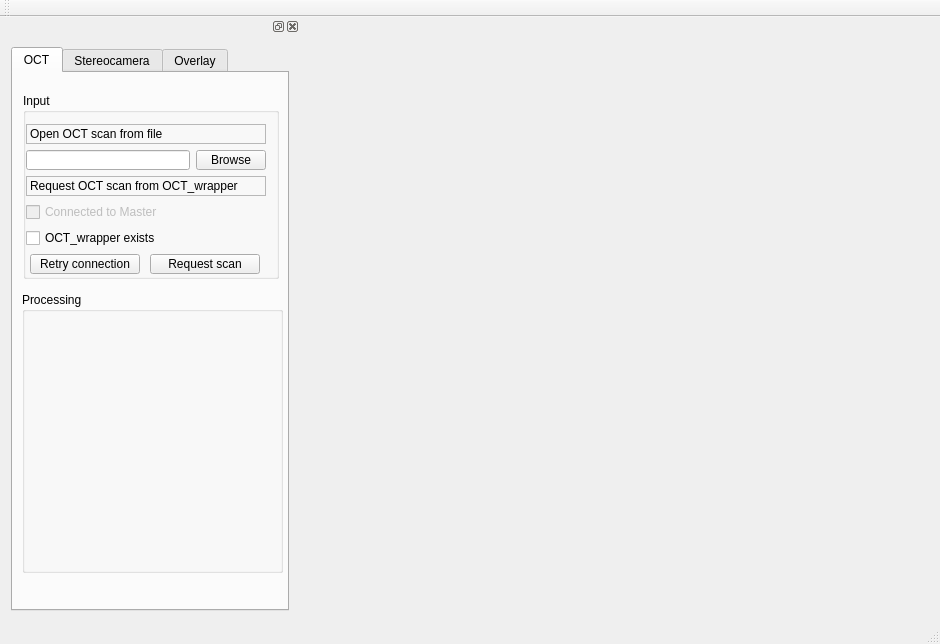
This is form.ui in 1danielcoelho/OCT_overlay as Qt 5 draws it before an edit. The edited form follows.
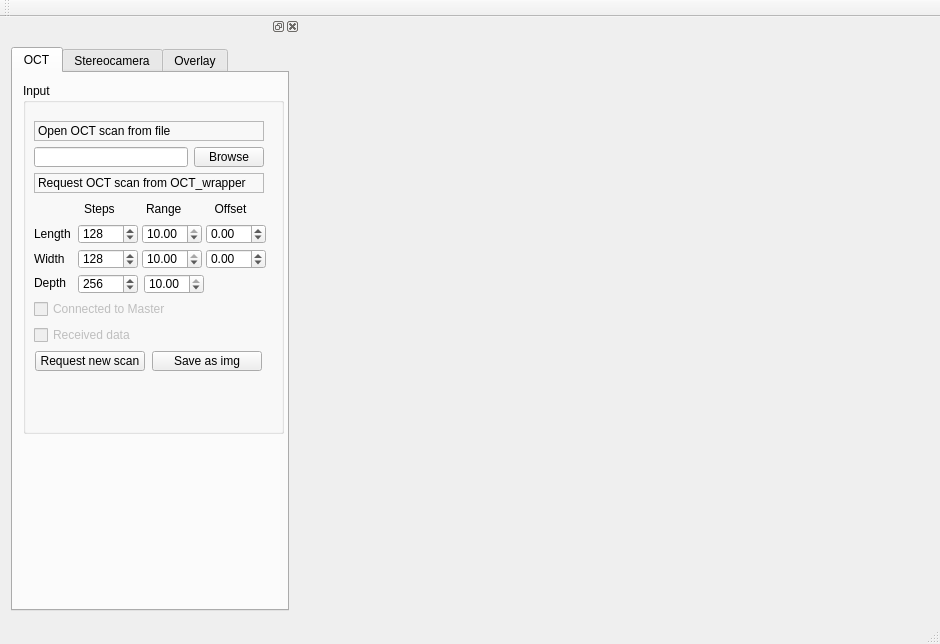
This is the edited form. Custom widgets are drawn as their Qt base class.

Commit message: Implements OCT_wrapper TCP request; Changes signature of loadRawOCTData to be slightly more generic

Patch:
```diff
--- a/form.ui
+++ b/form.ui
@@ -76,29 +76,24 @@
          <property name="geometry">
           <rect>
            <x>10</x>
-           <y>20</y>
-           <width>256</width>
-           <height>186</height>
+           <y>10</y>
+           <width>261</width>
+           <height>351</height>
           </rect>
          </property>
          <property name="title">
           <string>Input</string>
          </property>
-         <layout class="QGridLayout" name="gridLayout_2">
-          <property name="leftMargin">
-           <number>0</number>
+         <widget class="QWidget" name="">
+          <property name="geometry">
+           <rect>
+            <x>0</x>
+            <y>27</y>
+            <width>252</width>
+            <height>272</height>
+           </rect>
           </property>
-          <property name="topMargin">
-           <number>10</number>
-          </property>
-          <property name="rightMargin">
-           <number>10</number>
-          </property>
-          <property name="bottomMargin">
-           <number>0</number>
-          </property>
-          <item row="0" column="0">
-           <layout class="QVBoxLayout" name="verticalLayout">
+          <layout class="QVBoxLayout" name="verticalLayout_2">
             <item>
              <widget class="QLabel" name="open_from_file_label">
               <property name="sizePolicy">
@@ -203,6 +198,441 @@
               </property>
              </widget>
             </item>
+           <item>
+            <layout class="QVBoxLayout" name="param_inputs">
+             <item>
+              <layout class="QHBoxLayout" name="title_row">
+               <item>
+                <spacer name="horizontalSpacer_2">
+                 <property name="orientation">
+                  <enum>Qt::Horizontal</enum>
+                 </property>
+                 <property name="sizeType">
+                  <enum>QSizePolicy::Fixed</enum>
+                 </property>
+                 <property name="sizeHint" stdset="0">
+                  <size>
+                   <width>50</width>
+                   <height>20</height>
+                  </size>
+                 </property>
+                </spacer>
+               </item>
+               <item>
+                <widget class="QLabel" name="steps_label">
+                 <property name="sizePolicy">
+                  <sizepolicy hsizetype="Preferred" vsizetype="Fixed">
+                   <horstretch>0</horstretch>
+                   <verstretch>0</verstretch>
+                  </sizepolicy>
+                 </property>
+                 <property name="minimumSize">
+                  <size>
+                   <width>0</width>
+                   <height>20</height>
+                  </size>
+                 </property>
+                 <property name="maximumSize">
+                  <size>
+                   <width>16777215</width>
+                   <height>20</height>
+                  </size>
+                 </property>
+                 <property name="text">
+                  <string>Steps</string>
+                 </property>
+                </widget>
+               </item>
+               <item>
+                <widget class="QLabel" name="range_label">
+                 <property name="sizePolicy">
+                  <sizepolicy hsizetype="Preferred" vsizetype="Fixed">
+                   <horstretch>0</horstretch>
+                   <verstretch>0</verstretch>
+                  </sizepolicy>
+                 </property>
+                 <property name="minimumSize">
+                  <size>
+                   <width>0</width>
+                   <height>20</height>
+                  </size>
+                 </property>
+                 <property name="maximumSize">
+                  <size>
+                   <width>16777215</width>
+                   <height>20</height>
+                  </size>
+                 </property>
+                 <property name="text">
+                  <string>Range</string>
+                 </property>
+                </widget>
+               </item>
+               <item>
+                <widget class="QLabel" name="offset_label">
+                 <property name="sizePolicy">
+                  <sizepolicy hsizetype="Preferred" vsizetype="Fixed">
+                   <horstretch>0</horstretch>
+                   <verstretch>0</verstretch>
+                  </sizepolicy>
+                 </property>
+                 <property name="minimumSize">
+                  <size>
+                   <width>0</width>
+                   <height>20</height>
+                  </size>
+                 </property>
+                 <property name="maximumSize">
+                  <size>
+                   <width>16777215</width>
+                   <height>20</height>
+                  </size>
+                 </property>
+                 <property name="text">
+                  <string>  Offset</string>
+                 </property>
+                </widget>
+               </item>
+              </layout>
+             </item>
+             <item>
+              <layout class="QHBoxLayout" name="length_row">
+               <item>
+                <widget class="QLabel" name="label">
+                 <property name="sizePolicy">
+                  <sizepolicy hsizetype="Fixed" vsizetype="Preferred">
+                   <horstretch>0</horstretch>
+                   <verstretch>0</verstretch>
+                  </sizepolicy>
+                 </property>
+                 <property name="minimumSize">
+                  <size>
+                   <width>38</width>
+                   <height>0</height>
+                  </size>
+                 </property>
+                 <property name="maximumSize">
+                  <size>
+                   <width>38</width>
+                   <height>16777215</height>
+                  </size>
+                 </property>
+                 <property name="text">
+                  <string>Length</string>
+                 </property>
+                </widget>
+               </item>
+               <item>
+                <widget class="QSpinBox" name="len_steps_spinbox">
+                 <property name="sizePolicy">
+                  <sizepolicy hsizetype="Fixed" vsizetype="Fixed">
+                   <horstretch>0</horstretch>
+                   <verstretch>0</verstretch>
+                  </sizepolicy>
+                 </property>
+                 <property name="minimumSize">
+                  <size>
+                   <width>60</width>
+                   <height>20</height>
+                  </size>
+                 </property>
+                 <property name="maximumSize">
+                  <size>
+                   <width>60</width>
+                   <height>20</height>
+                  </size>
+                 </property>
+                 <property name="minimum">
+                  <number>1</number>
+                 </property>
+                 <property name="maximum">
+                  <number>512</number>
+                 </property>
+                 <property name="value">
+                  <number>128</number>
+                 </property>
+                </widget>
+               </item>
+               <item>
+                <widget class="QDoubleSpinBox" name="len_range_spinbox">
+                 <property name="sizePolicy">
+                  <sizepolicy hsizetype="Fixed" vsizetype="Fixed">
+                   <horstretch>0</horstretch>
+                   <verstretch>0</verstretch>
+                  </sizepolicy>
+                 </property>
+                 <property name="minimumSize">
+                  <size>
+                   <width>60</width>
+                   <height>20</height>
+                  </size>
+                 </property>
+                 <property name="maximumSize">
+                  <size>
+                   <width>60</width>
+                   <height>20</height>
+                  </size>
+                 </property>
+                 <property name="maximum">
+                  <double>10.000000000000000</double>
+                 </property>
+                 <property name="value">
+                  <double>10.000000000000000</double>
+                 </property>
+                </widget>
+               </item>
+               <item>
+                <widget class="QDoubleSpinBox" name="len_off_spinbox">
+                 <property name="sizePolicy">
+                  <sizepolicy hsizetype="Fixed" vsizetype="Fixed">
+                   <horstretch>0</horstretch>
+                   <verstretch>0</verstretch>
+                  </sizepolicy>
+                 </property>
+                 <property name="minimumSize">
+                  <size>
+                   <width>60</width>
+                   <height>20</height>
+                  </size>
+                 </property>
+                 <property name="maximumSize">
+                  <size>
+                   <width>60</width>
+                   <height>20</height>
+                  </size>
+                 </property>
+                 <property name="minimum">
+                  <double>-10.000000000000000</double>
+                 </property>
+                 <property name="maximum">
+                  <double>10.000000000000000</double>
+                 </property>
+                </widget>
+               </item>
+              </layout>
+             </item>
+             <item>
+              <layout class="QHBoxLayout" name="width_row">
+               <item>
+                <widget class="QLabel" name="label_2">
+                 <property name="sizePolicy">
+                  <sizepolicy hsizetype="Fixed" vsizetype="Preferred">
+                   <horstretch>0</horstretch>
+                   <verstretch>0</verstretch>
+                  </sizepolicy>
+                 </property>
+                 <property name="minimumSize">
+                  <size>
+                   <width>38</width>
+                   <height>0</height>
+                  </size>
+                 </property>
+                 <property name="maximumSize">
+                  <size>
+                   <width>38</width>
+                   <height>16777215</height>
+                  </size>
+                 </property>
+                 <property name="text">
+                  <string>Width</string>
+                 </property>
+                </widget>
+               </item>
+               <item>
+                <widget class="QSpinBox" name="wid_steps_spinbox">
+                 <property name="sizePolicy">
+                  <sizepolicy hsizetype="Fixed" vsizetype="Fixed">
+                   <horstretch>0</horstretch>
+                   <verstretch>0</verstretch>
+                  </sizepolicy>
+                 </property>
+                 <property name="minimumSize">
+                  <size>
+                   <width>60</width>
+                   <height>20</height>
+                  </size>
+                 </property>
+                 <property name="maximumSize">
+                  <size>
+                   <width>60</width>
+                   <height>20</height>
+                  </size>
+                 </property>
+                 <property name="minimum">
+                  <number>1</number>
+                 </property>
+                 <property name="maximum">
+                  <number>512</number>
+                 </property>
+                 <property name="value">
+                  <number>128</number>
+                 </property>
+                </widget>
+               </item>
+               <item>
+                <widget class="QDoubleSpinBox" name="wid_range_spinbox">
+                 <property name="sizePolicy">
+                  <sizepolicy hsizetype="Fixed" vsizetype="Fixed">
+                   <horstretch>0</horstretch>
+                   <verstretch>0</verstretch>
+                  </sizepolicy>
+                 </property>
+                 <property name="minimumSize">
+                  <size>
+                   <width>60</width>
+                   <height>20</height>
+                  </size>
+                 </property>
+                 <property name="maximumSize">
+                  <size>
+                   <width>60</width>
+                   <height>20</height>
+                  </size>
+                 </property>
+                 <property name="maximum">
+                  <double>10.000000000000000</double>
+                 </property>
+                 <property name="value">
+                  <double>10.000000000000000</double>
+                 </property>
+                </widget>
+               </item>
+               <item>
+                <widget class="QDoubleSpinBox" name="wid_off_spinbox">
+                 <property name="sizePolicy">
+                  <sizepolicy hsizetype="Fixed" vsizetype="Fixed">
+                   <horstretch>0</horstretch>
+                   <verstretch>0</verstretch>
+                  </sizepolicy>
+                 </property>
+                 <property name="minimumSize">
+                  <size>
+                   <width>60</width>
+                   <height>20</height>
+                  </size>
+                 </property>
+                 <property name="maximumSize">
+                  <size>
+                   <width>60</width>
+                   <height>20</height>
+                  </size>
+                 </property>
+                 <property name="minimum">
+                  <double>-10.000000000000000</double>
+                 </property>
+                 <property name="maximum">
+                  <double>10.000000000000000</double>
+                 </property>
+                </widget>
+               </item>
+              </layout>
+             </item>
+             <item>
+              <layout class="QHBoxLayout" name="depth_row">
+               <item>
+                <widget class="QLabel" name="label_3">
+                 <property name="sizePolicy">
+                  <sizepolicy hsizetype="Fixed" vsizetype="Fixed">
+                   <horstretch>0</horstretch>
+                   <verstretch>0</verstretch>
+                  </sizepolicy>
+                 </property>
+                 <property name="minimumSize">
+                  <size>
+                   <width>38</width>
+                   <height>0</height>
+                  </size>
+                 </property>
+                 <property name="maximumSize">
+                  <size>
+                   <width>38</width>
+                   <height>16777215</height>
+                  </size>
+                 </property>
+                 <property name="text">
+                  <string>Depth</string>
+                 </property>
+                </widget>
+               </item>
+               <item>
+                <widget class="QSpinBox" name="dep_steps_spinbox">
+                 <property name="sizePolicy">
+                  <sizepolicy hsizetype="Fixed" vsizetype="Fixed">
+                   <horstretch>0</horstretch>
+                   <verstretch>0</verstretch>
+                  </sizepolicy>
+                 </property>
+                 <property name="minimumSize">
+                  <size>
+                   <width>60</width>
+                   <height>20</height>
+                  </size>
+                 </property>
+                 <property name="maximumSize">
+                  <size>
+                   <width>60</width>
+                   <height>20</height>
+                  </size>
+                 </property>
+                 <property name="minimum">
+                  <number>1</number>
+                 </property>
+                 <property name="maximum">
+                  <number>2000</number>
+                 </property>
+                 <property name="value">
+                  <number>256</number>
+                 </property>
+                </widget>
+               </item>
+               <item>
+                <widget class="QDoubleSpinBox" name="dep_range_spinbox">
+                 <property name="sizePolicy">
+                  <sizepolicy hsizetype="Fixed" vsizetype="Fixed">
+                   <horstretch>0</horstretch>
+                   <verstretch>0</verstretch>
+                  </sizepolicy>
+                 </property>
+                 <property name="minimumSize">
+                  <size>
+                   <width>60</width>
+                   <height>20</height>
+                  </size>
+                 </property>
+                 <property name="maximumSize">
+                  <size>
+                   <width>60</width>
+                   <height>20</height>
+                  </size>
+                 </property>
+                 <property name="maximum">
+                  <double>10.000000000000000</double>
+                 </property>
+                 <property name="value">
+                  <double>10.000000000000000</double>
+                 </property>
+                </widget>
+               </item>
+               <item>
+                <spacer name="horizontalSpacer">
+                 <property name="orientation">
+                  <enum>Qt::Horizontal</enum>
+                 </property>
+                 <property name="sizeType">
+                  <enum>QSizePolicy::Fixed</enum>
+                 </property>
+                 <property name="sizeHint" stdset="0">
+                  <size>
+                   <width>70</width>
+                   <height>20</height>
+                  </size>
+                 </property>
+                </spacer>
+               </item>
+              </layout>
+             </item>
+            </layout>
+           </item>
             <item>
              <widget class="QCheckBox" name="connected_master_checkbox">
               <property name="enabled">
@@ -217,42 +647,20 @@
              </widget>
             </item>
             <item>
-             <widget class="QCheckBox" name="oct_wrapper_checkbox">
-              <property name="text">
-               <string>OCT_wrapper exists</string>
-              </property>
-              <property name="checkable">
+            <widget class="QCheckBox" name="received_data_checkbox">
+             <property name="enabled">
                <bool>false</bool>
               </property>
-             </widget>
-            </item>
-            <item>
-             <layout class="QHBoxLayout" name="horizontalLayout_2">
-              <item>
-               <widget class="QPushButton" name="retry_button">
-                <property name="sizePolicy">
-                 <sizepolicy hsizetype="Fixed" vsizetype="Fixed">
-                  <horstretch>0</horstretch>
-                  <verstretch>0</verstretch>
-                 </sizepolicy>
-                </property>
-                <property name="minimumSize">
-                 <size>
-                  <width>110</width>
-                  <height>20</height>
-                 </size>
-                </property>
-                <property name="maximumSize">
-                 <size>
-                  <width>110</width>
-                  <height>20</height>
-                 </size>
-                </property>
                 <property name="text">
-                 <string>Retry connection</string>
+              <string>Received data</string>
+             </property>
+             <property name="checkable">
+              <bool>true</bool>
                 </property>
                </widget>
               </item>
+           <item>
+            <layout class="QHBoxLayout" name="horizontalLayout_6">
               <item>
                <widget class="QPushButton" name="request_scan_button">
                 <property name="sizePolicy">
@@ -274,28 +682,39 @@
                  </size>
                 </property>
                 <property name="text">
-                 <string>Request scan</string>
+                <string>Request new scan</string>
                 </property>
                </widget>
               </item>
-             </layout>
+             <item>
+              <widget class="QPushButton" name="save_button">
+               <property name="sizePolicy">
+                <sizepolicy hsizetype="Fixed" vsizetype="Fixed">
+                 <horstretch>0</horstretch>
+                 <verstretch>0</verstretch>
+                </sizepolicy>
+               </property>
+               <property name="minimumSize">
+                <size>
+                 <width>110</width>
+                 <height>20</height>
+                </size>
+               </property>
+               <property name="maximumSize">
+                <size>
+                 <width>110</width>
+                 <height>20</height>
+                </size>
+               </property>
+               <property name="text">
+                <string>Save as img</string>
+               </property>
+              </widget>
             </item>
            </layout>
           </item>
          </layout>
         </widget>
-        <widget class="QGroupBox" name="groupBox_2">
-         <property name="geometry">
-          <rect>
-           <x>9</x>
-           <y>219</y>
-           <width>261</width>
-           <height>281</height>
-          </rect>
-         </property>
-         <property name="title">
-          <string>Processing</string>
-         </property>
         </widget>
        </widget>
        <widget class="QWidget" name="Stereocamera">
```
Lines whose indentation alone changed are shown as unchanged. The commit also changes 5 other files.
